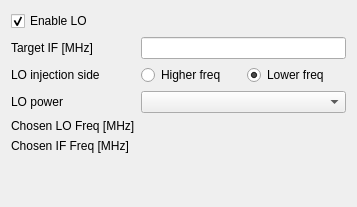
Before: the Qt Designer form digital_servo_python_gui/channel_settings.ui in jddes/Frequency-comb-DPLL, drawn with Qt 5.
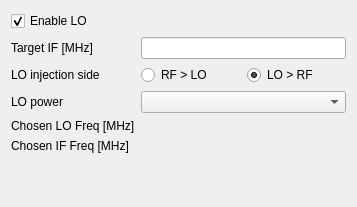
After: the same form once the commit is applied.

The edit to the form file:
```diff
--- a/digital_servo_python_gui/channel_settings.ui
+++ b/digital_servo_python_gui/channel_settings.ui
@@ -46,7 +46,7 @@
      <item>
       <widget class="QRadioButton" name="radioUpper">
        <property name="text">
-        <string>Higher freq</string>
+        <string>RF &gt; LO</string>
        </property>
        <property name="checked">
         <bool>false</bool>
@@ -56,7 +56,7 @@
      <item>
       <widget class="QRadioButton" name="radioLower">
        <property name="text">
-        <string>Lower freq</string>
+        <string>LO &gt; RF</string>
        </property>
        <property name="checked">
         <bool>true</bool>
```
